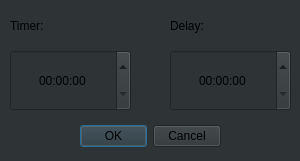
Qt form Lab2/addtimerdialog.ui (JustTaya/uniProjects_secondYear) before a commit.
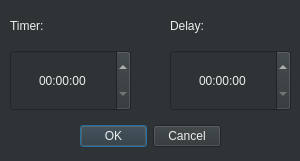
The same form after that commit.

```diff
--- a/Lab2/addtimerdialog.ui
+++ b/Lab2/addtimerdialog.ui
@@ -14,7 +14,8 @@
    <string>Dialog</string>
   </property>
   <property name="styleSheet">
-   <string notr="true">background-color: rgb(46, 52, 54);</string>
+   <string notr="true">background-color: rgb(46, 52, 54);
+color:rgb(238, 238, 236);</string>
   </property>
   <widget class="QDialogButtonBox" name="buttonBox">
    <property name="geometry">
```
